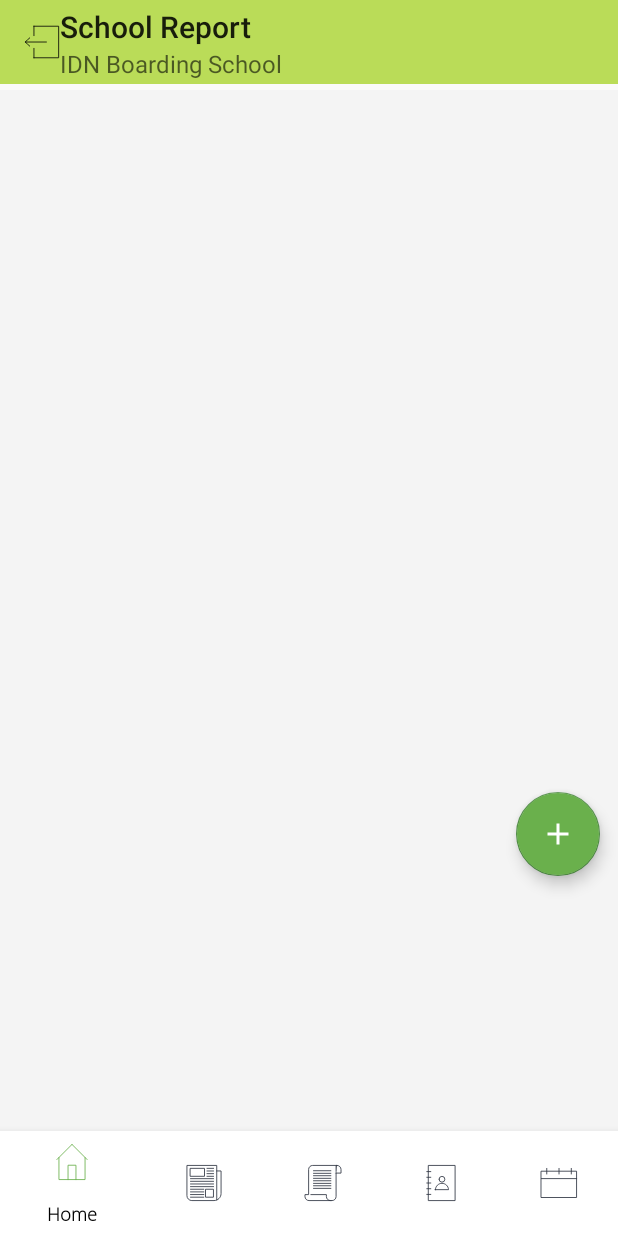
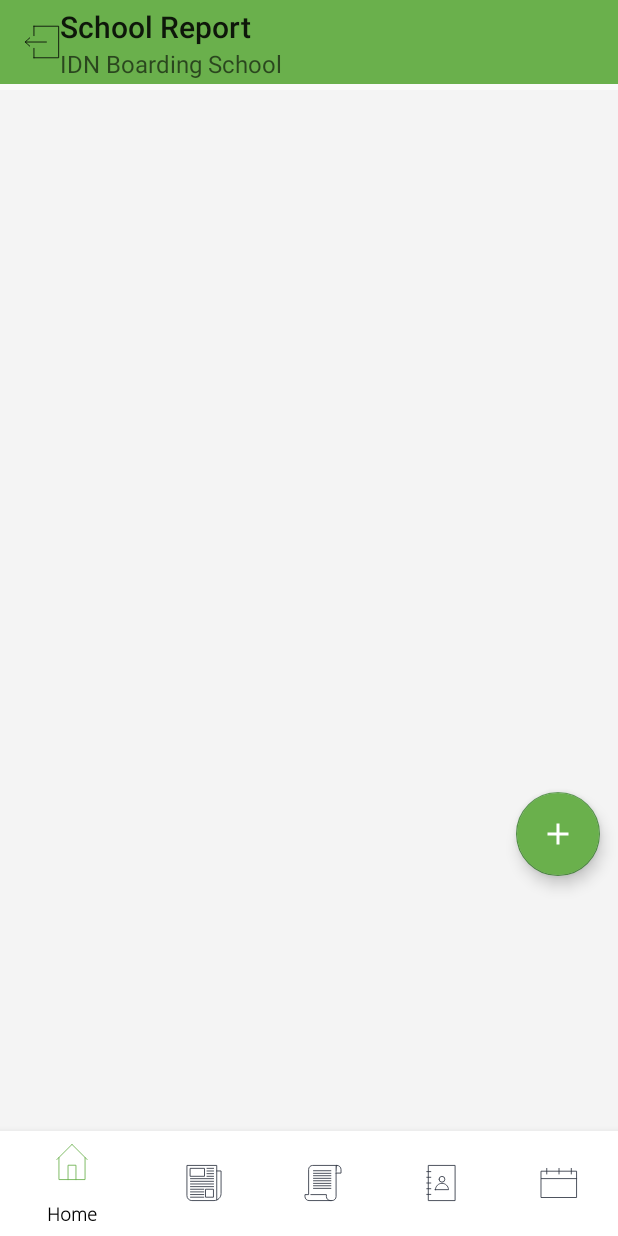
Before and after one commit to MozeeB/School-Report, an Android app: the MainActivity screen opened directly, with no data from a screen before it, on a phone screen of 412 x 824 dp. Run offline under Robolectric (Android 15) with nearby library versions, the phone set to English and light mode, and no system bars; our stand-ins replace ButterKnife; libraries missing offline, so code that uses them is left out: es.dmoral.toasty; 1 statement that could not run was skipped.

Commit message:
dari nahl2

```diff
--- a/app/src/main/res/layout/activity_main.xml
+++ b/app/src/main/res/layout/activity_main.xml
@@ -10,7 +10,7 @@
         android:id="@+id/toolbar_semua"
         android:layout_width="match_parent"
         android:layout_height="wrap_content"
-        android:background="?attr/colorPrimary"
+        android:background="#6AB04C"
         android:minHeight="?attr/actionBarSize"
         android:theme="?attr/actionBarTheme"
         tools:ignore="MissingConstraints" />
```
